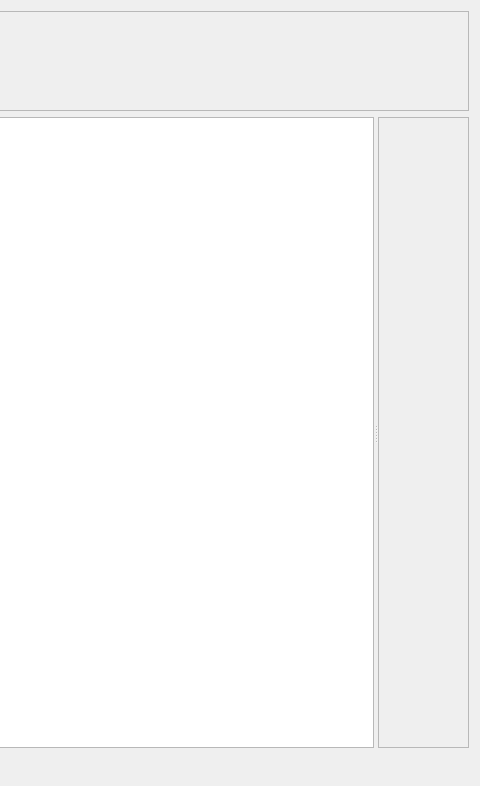
The window that Clients/clientinfodialog.ui (rust3128/HotLinePTS) describes before a commit, drawn with Qt 5; both pictures show x 808 to 1288 and y 0 to 786 of the 1288 by 786 pixel window.
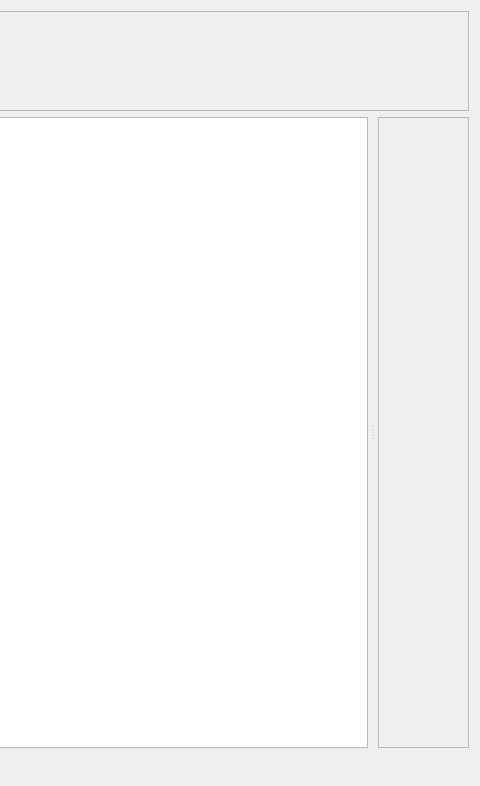
The same window after the commit. Icons and pictures are not drawn. Custom widgets are drawn as their Qt base class.

Commit message: info form

Patch:
```diff
--- a/Clients/clientinfodialog.ui
+++ b/Clients/clientinfodialog.ui
@@ -99,9 +99,18 @@
    </item>
    <item row="1" column="1">
     <widget class="QSplitter" name="splitter">
+     <property name="lineWidth">
+      <number>1</number>
+     </property>
+     <property name="midLineWidth">
+      <number>0</number>
+     </property>
      <property name="orientation">
       <enum>Qt::Horizontal</enum>
      </property>
+     <property name="handleWidth">
+      <number>10</number>
+     </property>
      <widget class="QTableView" name="tableViewObjects">
       <property name="font">
        <font>
```
The commit also changes 5 other files.
